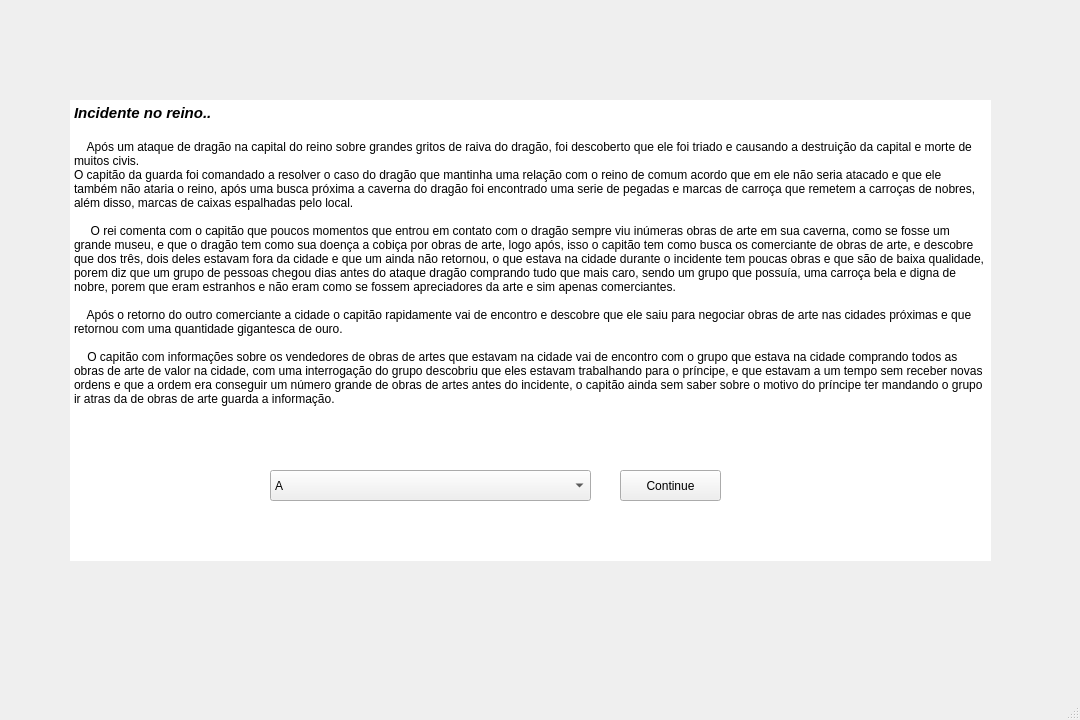
Above: secwindow.ui from eriklemy/Detetive before the change. Below: the same form after it.
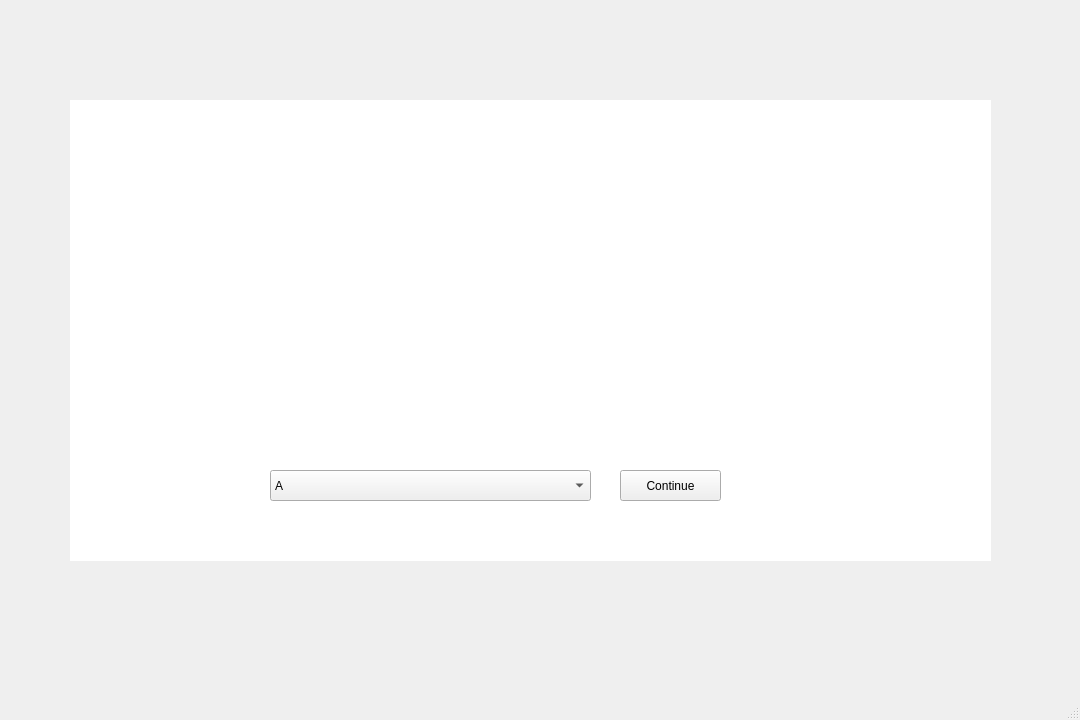
That is the form after the change.

Diff of the .ui file:
```diff
--- a/secwindow.ui
+++ b/secwindow.ui
@@ -44,17 +44,17 @@
 &lt;html&gt;&lt;head&gt;&lt;meta name=&quot;qrichtext&quot; content=&quot;1&quot; /&gt;&lt;meta charset=&quot;utf-8&quot; /&gt;&lt;style type=&quot;text/css&quot;&gt;
 p, li { white-space: pre-wrap; }
 &lt;/style&gt;&lt;/head&gt;&lt;body style=&quot; font-family:'Segoe UI'; font-size:9pt; font-weight:400; font-style:normal;&quot;&gt;
-&lt;p style=&quot; margin-top:0px; margin-bottom:0px; margin-left:0px; margin-right:0px; -qt-block-indent:0; text-indent:0px;&quot;&gt;&lt;span style=&quot; font-size:11pt; font-weight:700; font-style:italic;&quot;&gt;Incidente no reino..&lt;/span&gt;&lt;/p&gt;
-&lt;p style=&quot;-qt-paragraph-type:empty; margin-top:0px; margin-bottom:0px; margin-left:0px; margin-right:0px; -qt-block-indent:0; text-indent:0px; font-size:11pt; font-weight:700; font-style:italic;&quot;&gt;&lt;br /&gt;&lt;/p&gt;
-&lt;p style=&quot; margin-top:0px; margin-bottom:0px; margin-left:0px; margin-right:0px; -qt-block-indent:0; text-indent:0px;&quot;&gt;    Após um ataque de dragão na capital do reino sobre grandes gritos de raiva do dragão, foi descoberto que ele foi triado e causando a destruição da capital e morte de muitos civis.&lt;/p&gt;
-&lt;p style=&quot; margin-top:0px; margin-bottom:0px; margin-left:0px; margin-right:0px; -qt-block-indent:0; text-indent:0px;&quot;&gt;O capitão da guarda foi comandado a resolver o caso do dragão que mantinha uma relação com o reino de comum acordo que em ele não seria atacado e que ele também não ataria o reino, após uma busca próxima a caverna do dragão foi encontrado uma serie de pegadas e marcas de carroça que remetem a carroças de nobres, além disso, marcas de caixas espalhadas pelo local.&lt;/p&gt;
-&lt;p style=&quot; margin-top:0px; margin-bottom:0px; margin-left:0px; margin-right:0px; -qt-block-indent:0; text-indent:0px;&quot;&gt;    &lt;/p&gt;
-&lt;p style=&quot; margin-top:0px; margin-bottom:0px; margin-left:0px; margin-right:0px; -qt-block-indent:0; text-indent:0px;&quot;&gt;     O rei comenta com o capitão que poucos momentos que entrou em contato com o dragão sempre viu inúmeras obras de arte em sua caverna, como se fosse um grande museu, e que o dragão tem como sua doença a cobiça por obras de arte, logo após, isso o capitão tem como busca os comerciante de obras de arte, e descobre que dos três, dois deles estavam fora da cidade e que um ainda não retornou, o que estava na cidade durante o incidente tem poucas obras e que são de baixa qualidade, porem diz que um grupo de pessoas chegou dias antes do ataque dragão comprando tudo que mais caro, sendo um grupo que possuía, uma carroça bela e digna de nobre, porem que eram estranhos e não eram como se fossem apreciadores da arte e sim apenas comerciantes.&lt;/p&gt;
-&lt;p style=&quot;-qt-paragraph-type:empty; margin-top:0px; margin-bottom:0px; margin-left:0px; margin-right:0px; -qt-block-indent:0; text-indent:0px;&quot;&gt;&lt;br /&gt;&lt;/p&gt;
-&lt;p style=&quot; margin-top:0px; margin-bottom:0px; margin-left:0px; margin-right:0px; -qt-block-indent:0; text-indent:0px;&quot;&gt;    Após o retorno do outro comerciante a cidade o capitão rapidamente vai de encontro e descobre que ele saiu para negociar obras de arte nas cidades próximas e que retornou com uma quantidade gigantesca de ouro.&lt;/p&gt;
-&lt;p style=&quot;-qt-paragraph-type:empty; margin-top:0px; margin-bottom:0px; margin-left:0px; margin-right:0px; -qt-block-indent:0; text-indent:0px;&quot;&gt;&lt;br /&gt;&lt;/p&gt;
-&lt;p style=&quot; margin-top:0px; margin-bottom:0px; margin-left:0px; margin-right:0px; -qt-block-indent:0; text-indent:0px;&quot;&gt;    O capitão com informações sobre os vendedores de obras de artes que estavam na cidade vai de encontro com o grupo que estava na cidade comprando todos as obras de arte de valor na cidade, com uma interrogação do grupo descobriu que eles estavam trabalhando para o príncipe, e que estavam a um tempo sem receber novas ordens e que a ordem era conseguir um número grande de obras de artes antes do incidente, o capitão ainda sem saber sobre o motivo do príncipe ter mandando o grupo ir atras da de obras de arte guarda a informação.&lt;/p&gt;
-&lt;p style=&quot;-qt-paragraph-type:empty; margin-top:0px; margin-bottom:0px; margin-left:0px; margin-right:0px; -qt-block-indent:0; text-indent:0px;&quot;&gt;&lt;br /&gt;&lt;/p&gt;&lt;/body&gt;&lt;/html&gt;</string>
+&lt;p style=&quot; margin-top:0px; margin-bottom:0px; margin-left:0px; margin-right:0px; -qt-block-indent:0; text-indent:0px;&quot;&gt;&lt;span style=&quot; font-size:11pt; font-weight:700; font-style:italic; color:#ffffff;&quot;&gt;Incidente no reino..&lt;/span&gt;&lt;/p&gt;
+&lt;p style=&quot;-qt-paragraph-type:empty; margin-top:0px; margin-bottom:0px; margin-left:0px; margin-right:0px; -qt-block-indent:0; text-indent:0px; font-size:11pt; font-weight:700; font-style:italic; color:#ffffff;&quot;&gt;&lt;br /&gt;&lt;/p&gt;
+&lt;p style=&quot; margin-top:0px; margin-bottom:0px; margin-left:0px; margin-right:0px; -qt-block-indent:0; text-indent:0px;&quot;&gt;&lt;span style=&quot; color:#ffffff;&quot;&gt;    Após um ataque de dragão na capital do reino sobre grandes gritos de raiva do dragão, foi descoberto que ele foi triado e causando a destruição da capital e morte de muitos civis.&lt;/span&gt;&lt;/p&gt;
+&lt;p style=&quot; margin-top:0px; margin-bottom:0px; margin-left:0px; margin-right:0px; -qt-block-indent:0; text-indent:0px;&quot;&gt;&lt;span style=&quot; color:#ffffff;&quot;&gt;O capitão da guarda foi comandado a resolver o caso do dragão que mantinha uma relação com o reino de comum acordo que em ele não seria atacado e que ele também não ataria o reino, após uma busca próxima a caverna do dragão foi encontrado uma serie de pegadas e marcas de carroça que remetem a carroças de nobres, além disso, marcas de caixas espalhadas pelo local.&lt;/span&gt;&lt;/p&gt;
+&lt;p style=&quot; margin-top:0px; margin-bottom:0px; margin-left:0px; margin-right:0px; -qt-block-indent:0; text-indent:0px;&quot;&gt;&lt;span style=&quot; color:#ffffff;&quot;&gt;    &lt;/span&gt;&lt;/p&gt;
+&lt;p style=&quot; margin-top:0px; margin-bottom:0px; margin-left:0px; margin-right:0px; -qt-block-indent:0; text-indent:0px;&quot;&gt;&lt;span style=&quot; color:#ffffff;&quot;&gt;     O rei comenta com o capitão que poucos momentos que entrou em contato com o dragão sempre viu inúmeras obras de arte em sua caverna, como se fosse um grande museu, e que o dragão tem como sua doença a cobiça por obras de arte, logo após, isso o capitão tem como busca os comerciante de obras de arte, e descobre que dos três, dois deles estavam fora da cidade e que um ainda não retornou, o que estava na cidade durante o incidente tem poucas obras e que são de baixa qualidade, porem diz que um grupo de pessoas chegou dias antes do ataque dragão comprando tudo que mais caro, sendo um grupo que possuía, uma carroça bela e digna de nobre, porem que eram estranhos e não eram como se fossem apreciadores da arte e sim apenas comerciantes.&lt;/span&gt;&lt;/p&gt;
+&lt;p style=&quot;-qt-paragraph-type:empty; margin-top:0px; margin-bottom:0px; margin-left:0px; margin-right:0px; -qt-block-indent:0; text-indent:0px; color:#ffffff;&quot;&gt;&lt;br /&gt;&lt;/p&gt;
+&lt;p style=&quot; margin-top:0px; margin-bottom:0px; margin-left:0px; margin-right:0px; -qt-block-indent:0; text-indent:0px;&quot;&gt;&lt;span style=&quot; color:#ffffff;&quot;&gt;    Após o retorno do outro comerciante a cidade o capitão rapidamente vai de encontro e descobre que ele saiu para negociar obras de arte nas cidades próximas e que retornou com uma quantidade gigantesca de ouro.&lt;/span&gt;&lt;/p&gt;
+&lt;p style=&quot;-qt-paragraph-type:empty; margin-top:0px; margin-bottom:0px; margin-left:0px; margin-right:0px; -qt-block-indent:0; text-indent:0px; color:#ffffff;&quot;&gt;&lt;br /&gt;&lt;/p&gt;
+&lt;p style=&quot; margin-top:0px; margin-bottom:0px; margin-left:0px; margin-right:0px; -qt-block-indent:0; text-indent:0px;&quot;&gt;&lt;span style=&quot; color:#ffffff;&quot;&gt;    O capitão com informações sobre os vendedores de obras de artes que estavam na cidade vai de encontro com o grupo que estava na cidade comprando todos as obras de arte de valor na cidade, com uma interrogação do grupo descobriu que eles estavam trabalhando para o príncipe, e que estavam a um tempo sem receber novas ordens e que a ordem era conseguir um número grande de obras de artes antes do incidente, o capitão ainda sem saber sobre o motivo do príncipe ter mandando o grupo ir atras da de obras de arte guarda a informação.&lt;/span&gt;&lt;/p&gt;
+&lt;p style=&quot;-qt-paragraph-type:empty; margin-top:0px; margin-bottom:0px; margin-left:0px; margin-right:0px; -qt-block-indent:0; text-indent:0px; color:#ffffff;&quot;&gt;&lt;br /&gt;&lt;/p&gt;&lt;/body&gt;&lt;/html&gt;</string>
     </property>
    </widget>
    <widget class="QComboBox" name="comboBox">
```
